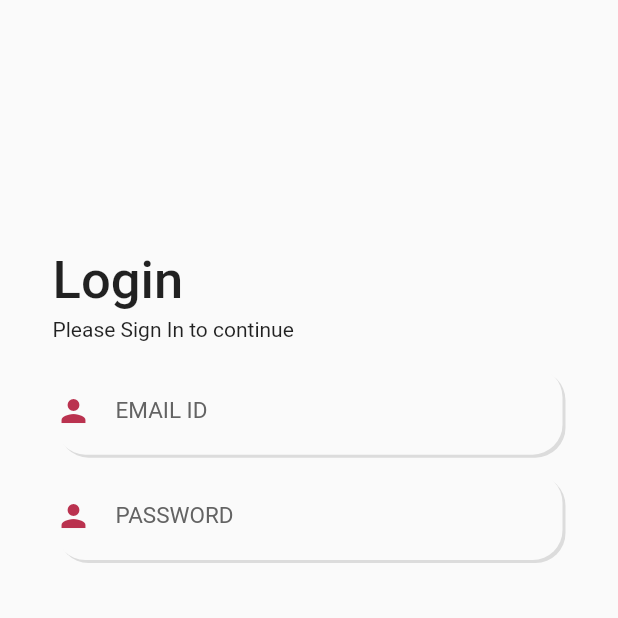
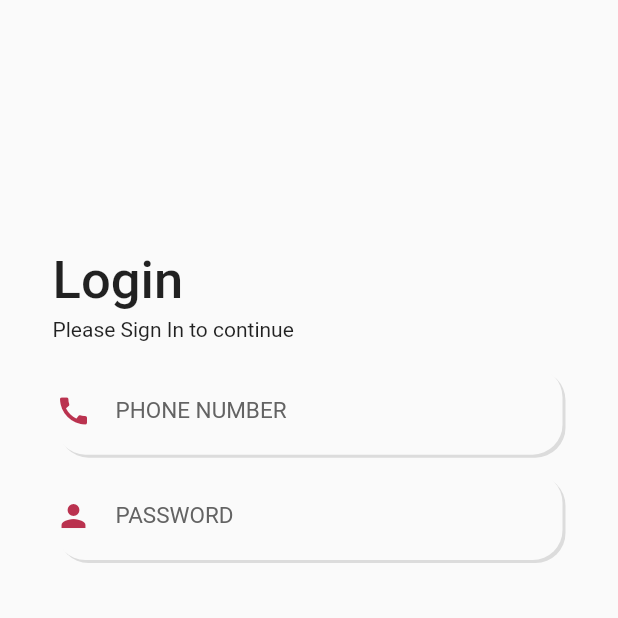
Before and after one commit to SRJ2910/Rakshak, a Flutter app: the screen it shows after launch, on a phone screen of 412 x 824 dp, the top half of it. Run offline on Flutter 3.47's test engine with Material 2 defaults, Android fonts, the phone set to English and light mode, and no system bars; our stand-ins replace cookie_jar, dio, dio_cookie_manager, flutter_svg, flutter_switch, get_it and 1 more.

Commit message:
login signup bug fixed

```diff
--- a/lib/pages/login.dart
+++ b/lib/pages/login.dart
@@ -48,11 +48,17 @@ class LoginPage extends StatelessWidget {
                     height: 15,
                   ),
                   TextFieldShadow(
-                    labelText: 'EMAIL ID',
-                    icon: Icons.person,
-                    textInputType: TextInputType.emailAddress,
+                    labelText: 'PHONE NUMBER',
+                    icon: Icons.call,
+                    textInputType: TextInputType.phone,
                     onChanged: (e) {
-                      _signUpInput.email = e;
+                      _signUpInput.phoneNumber = e;
+                    },
+                    validator: (e) {
+                      if (_signUpInput.phoneNumber!.length < 10) {
+                        return "Phone number should be atleast 10-digit";
+                      }
+                      return null;
                     },
                   ),
                   const SizedBox(
--- a/lib/pages/settings.dart
+++ b/lib/pages/settings.dart
@@ -16,7 +16,7 @@ class _SettingPageState extends State<SettingPage> {
   bool statusSafeShake = false;
   bool statusLocation = false;
   String name = "";
-  int phone = 0;
+  String phone = "";
 
   @override
   void initState() {
@@ -28,7 +28,7 @@ class _SettingPageState extends State<SettingPage> {
     SharedPreferences prefs = await SharedPreferences.getInstance();
     setState(() {
       name = prefs.getString("User_Name")!;
-      phone = prefs.getInt("User_phone")!;
+      phone = prefs.getString("User_phone")!;
     });
   }
 
@@ -98,7 +98,7 @@ class _SettingPageState extends State<SettingPage> {
                       height: 3,
                     ),
                     Text(
-                      "+91-" + phone.toString(),
+                      "+91-" + phone,
                       style: TextStyle(color: Colors.grey, fontSize: 12),
                     ),
                   ],
--- a/lib/services/auth.dart
+++ b/lib/services/auth.dart
@@ -29,7 +29,7 @@ class AuthService {
   Future<void> saveCookie(Response response) async {
     final prefs = await SharedPreferences.getInstance();
     await prefs.setString("User_Name", response.data['name']);
-    await prefs.setInt("User_phone", response.data['phone']);
+    await prefs.setString("User_phone", response.data['phone']);
     await prefs.setString("User_id", response.data['_id']);
 
     List<Cookie> cookies = [Cookie("userId", response.data['_id'])];
@@ -55,7 +55,7 @@ class AuthService {
     final response = await ApiV1Service.postRequest(
       '/Api/signin',
       data: {
-        'email': input.email,
+        'phone': input.phoneNumber,
         'password': input.password,
       },
     );
```
